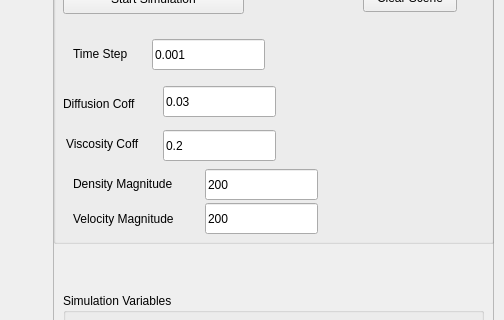
Old version of the form mainwindow.ui in the repository gurbinder533/3D_fluid_simulation; both pictures show x 696 to 1200 and y 83 to 403 of the 1200 by 800 pixel window.
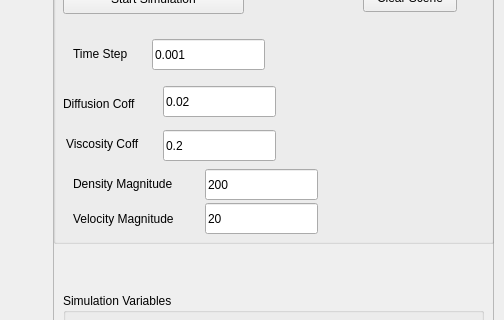
New version of the form. Custom widgets are drawn as their Qt base class.

Patch:
```diff
--- a/mainwindow.ui
+++ b/mainwindow.ui
@@ -135,7 +135,7 @@
        </rect>
       </property>
       <property name="text">
-       <string>0.03</string>
+       <string>0.02</string>
       </property>
      </widget>
      <widget class="QLineEdit" name="viscosityK">
@@ -213,7 +213,7 @@
        </rect>
       </property>
       <property name="text">
-       <string>200</string>
+       <string>20</string>
       </property>
      </widget>
     </widget>
```
Left out of the diff: 2 changed lines with no effect on the pictures.
